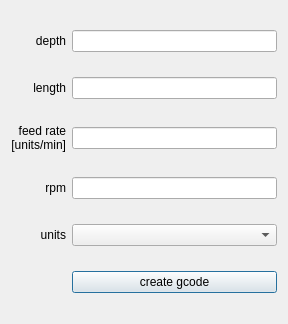
Before: the Qt Designer form gui/surfacing_dialog.ui in MrSamuelLaw/sherline_lathe, drawn with Qt 5.
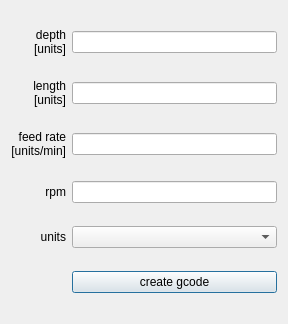
After: the same form once the commit is applied.

```diff
--- a/gui/surfacing_dialog.ui
+++ b/gui/surfacing_dialog.ui
@@ -17,7 +17,8 @@
    <item row="0" column="0">
     <widget class="QLabel" name="depth_label">
      <property name="text">
-      <string>depth</string>
+      <string>depth
+[units]</string>
      </property>
      <property name="alignment">
       <set>Qt::AlignRight|Qt::AlignTrailing|Qt::AlignVCenter</set>
@@ -30,7 +31,8 @@
    <item row="1" column="0">
     <widget class="QLabel" name="length_label">
      <property name="text">
-      <string>length</string>
+      <string>length
+[units]</string>
      </property>
      <property name="alignment">
       <set>Qt::AlignRight|Qt::AlignTrailing|Qt::AlignVCenter</set>
```
